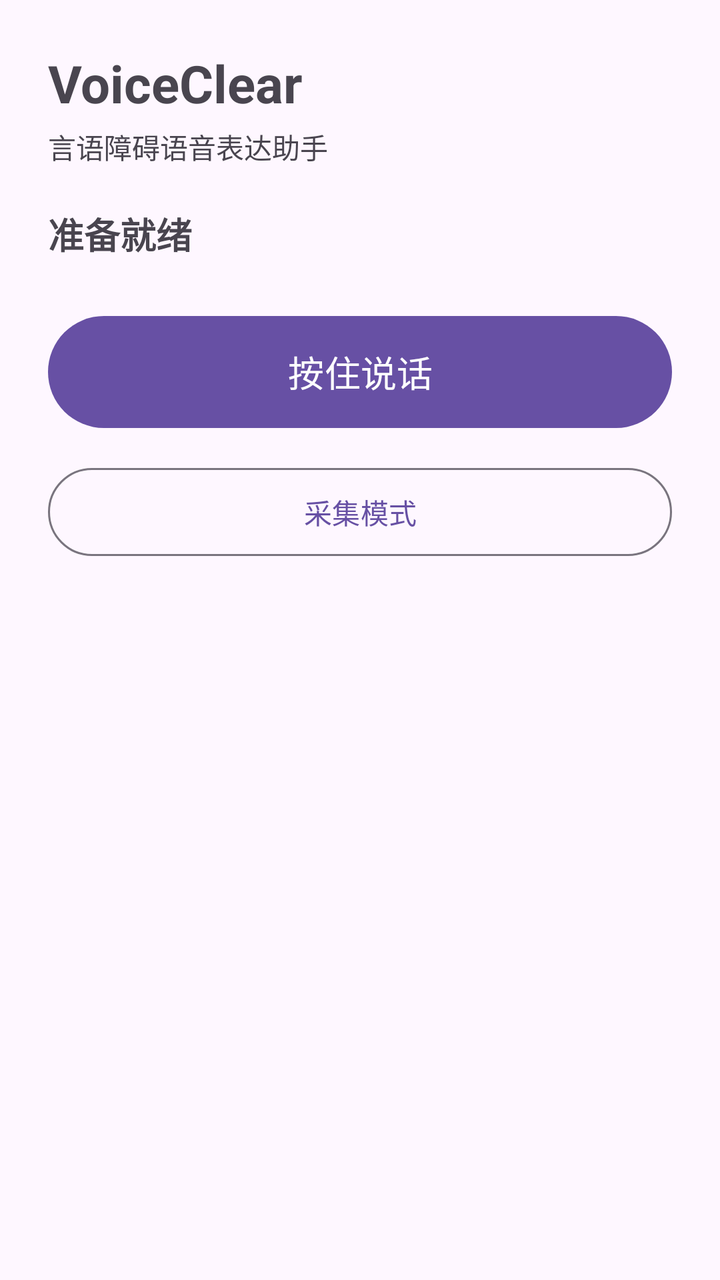
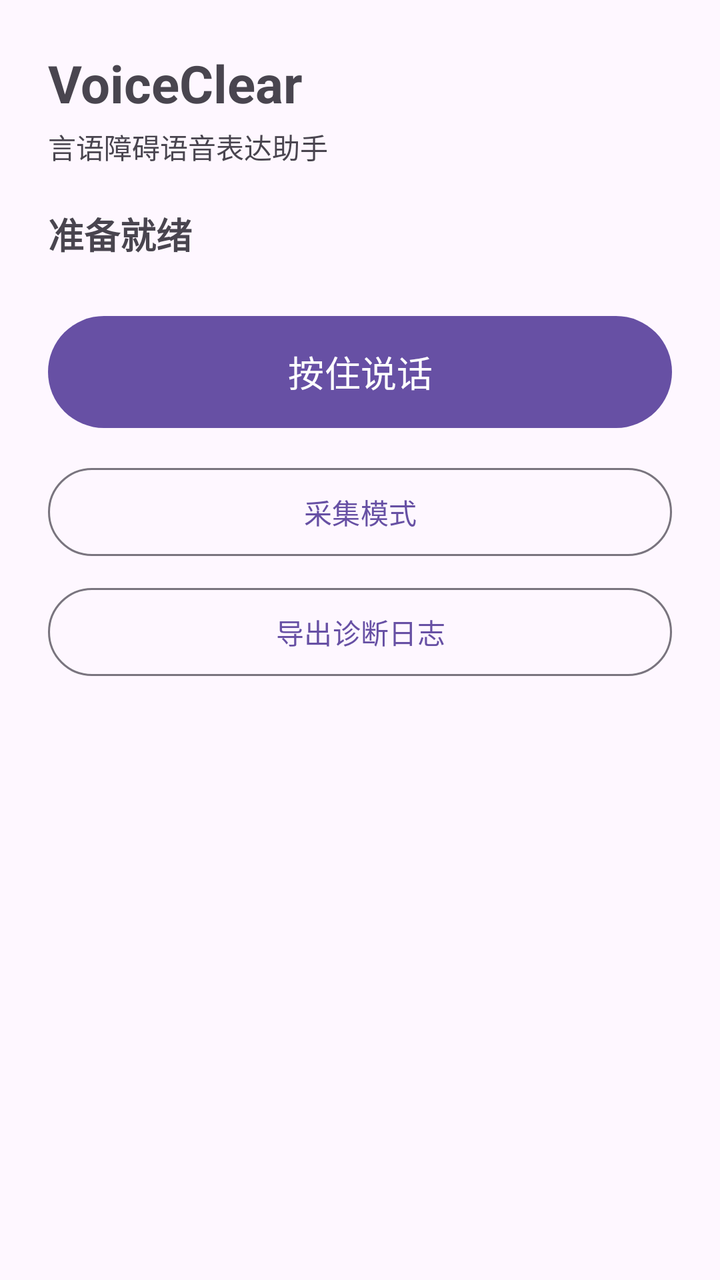

An Android layout rendered at two revisions. The XML below is the earlier revision; the diff shows what the commit changed to produce the second picture.
<!-- AndroidManifest.xml: application theme Theme.VoiceClear -->
<!-- res/layout/activity_main.xml -->
<?xml version="1.0" encoding="utf-8"?>
<ScrollView xmlns:android="http://schemas.android.com/apk/res/android"
    xmlns:app="http://schemas.android.com/apk/res-auto"
    xmlns:tools="http://schemas.android.com/tools"
    android:layout_width="match_parent"
    android:layout_height="match_parent"
    android:fillViewport="true">

    <LinearLayout
        android:layout_width="match_parent"
        android:layout_height="wrap_content"
        android:orientation="vertical"
        android:padding="24dp">

        <TextView
            android:id="@+id/appTitle"
            android:layout_width="match_parent"
            android:layout_height="wrap_content"
            android:text="@string/app_name"
            android:textSize="26sp"
            android:textStyle="bold" />

        <TextView
            android:id="@+id/appTagline"
            android:layout_width="match_parent"
            android:layout_height="wrap_content"
            android:layout_marginTop="4dp"
            android:text="@string/app_tagline"
            android:textSize="14sp" />

        <TextView
            android:id="@+id/stateText"
            android:layout_width="match_parent"
            android:layout_height="wrap_content"
            android:layout_marginTop="20dp"
            android:accessibilityLiveRegion="polite"
            android:text="@string/state_idle"
            android:textSize="18sp"
            android:textStyle="bold" />

        <TextView
            android:id="@+id/warningText"
            android:layout_width="match_parent"
            android:layout_height="wrap_content"
            android:layout_marginTop="12dp"
            android:textColor="#B3261E"
            android:textSize="14sp"
            android:visibility="gone" />

        <com.google.android.material.button.MaterialButton
            android:id="@+id/recordButton"
            android:layout_width="match_parent"
            android:layout_height="wrap_content"
            android:layout_marginTop="24dp"
            android:minHeight="64dp"
            android:text="@string/btn_start"
            android:textSize="18sp" />

        <com.google.android.material.button.MaterialButton
            android:id="@+id/captureModeButton"
            style="@style/Widget.Material3.Button.OutlinedButton"
            android:layout_width="match_parent"
            android:layout_height="wrap_content"
            android:layout_marginTop="12dp"
            android:minHeight="52dp"
            android:text="@string/capture_title" />

        <com.google.android.material.button.MaterialButton
            android:id="@+id/confirmButton"
            android:layout_width="match_parent"
            android:layout_height="wrap_content"
            android:layout_marginTop="12dp"
            android:minHeight="56dp"
            android:text="@string/btn_confirm"
            android:visibility="gone" />

        <com.google.android.material.button.MaterialButton
            android:id="@+id/originalButton"
            android:layout_width="match_parent"
            android:layout_height="wrap_content"
            android:layout_marginTop="12dp"
            android:minHeight="56dp"
            android:text="@string/btn_play_original"
            android:visibility="gone" />

        <com.google.android.material.button.MaterialButton
            android:id="@+id/cancelButton"
            android:layout_width="match_parent"
            android:layout_height="wrap_content"
            android:layout_marginTop="12dp"
            android:minHeight="56dp"
            android:text="@string/btn_cancel"
            android:visibility="gone" />

        <TextView
            android:id="@+id/textLabel"
            android:layout_width="match_parent"
            android:layout_height="wrap_content"
            android:layout_marginTop="24dp"
            android:text="@string/label_recognized_text"
            android:textSize="14sp"
            android:visibility="gone" />

        <EditText
            android:id="@+id/recognizedText"
            android:layout_width="match_parent"
            android:layout_height="wrap_content"
            android:layout_marginTop="8dp"
            android:autofillHints="none"
            android:gravity="top|start"
            android:hint="@string/hint_recognized_text"
            android:inputType="textMultiLine"
            android:minLines="3"
            android:textSize="18sp"
            android:visibility="gone" />

        <TextView
            android:id="@+id/confidenceText"
            android:layout_width="match_parent"
            android:layout_height="wrap_content"
            android:layout_marginTop="12dp"
            android:textSize="13sp"
            android:visibility="gone" />

    </LinearLayout>
</ScrollView>
<!-- resources referenced by this layout -->
<resources>
  <string name="app_name">VoiceClear</string>
  <string name="app_tagline">言语障碍语音表达助手</string>
  <string name="btn_cancel">取消</string>
  <string name="btn_confirm">确认并播放</string>
  <string name="btn_play_original">播放原始语音</string>
  <string name="btn_start">按住说话</string>
  <string name="capture_title">采集模式</string>
  <string name="hint_recognized_text">请确认或修改识别出的文字</string>
  <string name="label_recognized_text">识别文本（可修改）</string>
  <string name="state_idle">准备就绪</string>
  <style name="Theme.VoiceClear" parent="Theme.Material3.DayNight.NoActionBar" />
</resources>

<!-- the commit's change to res/layout/activity_main.xml (unified diff, before → after) -->
@@ -66,6 +66,15 @@
             android:text="@string/capture_title" />
 
         <com.google.android.material.button.MaterialButton
+            android:id="@+id/exportLogButton"
+            style="@style/Widget.Material3.Button.OutlinedButton"
+            android:layout_width="match_parent"
+            android:layout_height="wrap_content"
+            android:layout_marginTop="8dp"
+            android:minHeight="52dp"
+            android:text="@string/export_log" />
+
+        <com.google.android.material.button.MaterialButton
             android:id="@+id/confirmButton"
             android:layout_width="match_parent"
             android:layout_height="wrap_content"
<!-- resource entries referenced after the edit -->
@@ -7,6 +7,7 @@
   <string name="btn_play_original">播放原始语音</string>
   <string name="btn_start">按住说话</string>
   <string name="capture_title">采集模式</string>
+  <string name="export_log">导出诊断日志</string>
   <string name="hint_recognized_text">请确认或修改识别出的文字</string>
   <string name="label_recognized_text">识别文本（可修改）</string>
   <string name="state_idle">准备就绪</string>
